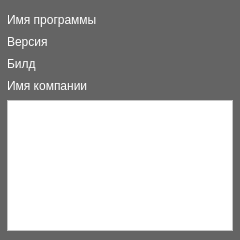
The window that aboutdialog.ui (Limows/LimFTPClient_S60) describes before a commit, drawn with Qt 5.
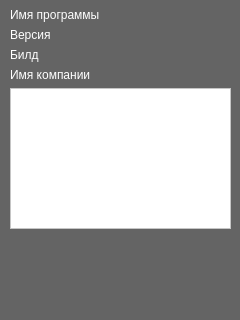
The same window after the commit. Icons and pictures are not drawn.

```diff
--- a/aboutdialog.ui
+++ b/aboutdialog.ui
@@ -7,7 +7,7 @@
     <x>0</x>
     <y>0</y>
     <width>240</width>
-    <height>240</height>
+    <height>320</height>
    </rect>
   </property>
   <property name="minimumSize">
@@ -438,485 +438,540 @@
    <iconset resource="Resources.rc">
     <normaloff>:/icons/logo.ico</normaloff>:/icons/logo.ico</iconset>
   </property>
-  <widget class="QLabel" name="labelVersion">
+  <widget class="QWidget" name="gridLayoutWidget">
    <property name="geometry">
     <rect>
-     <x>7</x>
-     <y>32</y>
-     <width>200</width>
-     <height>20</height>
+     <x>0</x>
+     <y>-2</y>
+     <width>241</width>
+     <height>321</height>
     </rect>
    </property>
-   <property name="text">
-    <string>Версия</string>
-   </property>
-  </widget>
-  <widget class="QLabel" name="labelBuild">
-   <property name="geometry">
-    <rect>
-     <x>7</x>
-     <y>54</y>
-     <width>200</width>
-     <height>20</height>
-    </rect>
-   </property>
-   <property name="text">
-    <string>Билд</string>
-   </property>
-  </widget>
-  <widget class="QLabel" name="labelProductName">
-   <property name="geometry">
-    <rect>
-     <x>7</x>
-     <y>10</y>
-     <width>200</width>
-     <height>20</height>
-    </rect>
-   </property>
-   <property name="text">
-    <string>Имя программы</string>
-   </property>
-  </widget>
-  <widget class="QLabel" name="labelCompanyName">
-   <property name="geometry">
-    <rect>
-     <x>7</x>
-     <y>76</y>
-     <width>200</width>
-     <height>20</height>
-    </rect>
-   </property>
-   <property name="text">
-    <string>Имя компании</string>
-   </property>
-  </widget>
-  <widget class="QTextEdit" name="textBoxDescription">
-   <property name="geometry">
-    <rect>
-     <x>7</x>
-     <y>100</y>
-     <width>226</width>
-     <height>131</height>
-    </rect>
-   </property>
-   <property name="palette">
-    <palette>
-     <active>
-      <colorrole role="WindowText">
-       <brush brushstyle="SolidPattern">
-        <color alpha="255">
-         <red>0</red>
-         <green>0</green>
-         <blue>0</blue>
-        </color>
-       </brush>
-      </colorrole>
-      <colorrole role="Button">
-       <brush brushstyle="SolidPattern">
-        <color alpha="255">
-         <red>255</red>
-         <green>255</green>
-         <blue>255</blue>
-        </color>
-       </brush>
-      </colorrole>
-      <colorrole role="Light">
-       <brush brushstyle="SolidPattern">
-        <color alpha="255">
-         <red>255</red>
-         <green>255</green>
-         <blue>255</blue>
-        </color>
-       </brush>
-      </colorrole>
-      <colorrole role="Midlight">
-       <brush brushstyle="SolidPattern">
-        <color alpha="255">
-         <red>255</red>
-         <green>255</green>
-         <blue>255</blue>
-        </color>
-       </brush>
-      </colorrole>
-      <colorrole role="Dark">
-       <brush brushstyle="SolidPattern">
-        <color alpha="255">
-         <red>127</red>
-         <green>127</green>
-         <blue>127</blue>
-        </color>
-       </brush>
-      </colorrole>
-      <colorrole role="Mid">
-       <brush brushstyle="SolidPattern">
-        <color alpha="255">
-         <red>170</red>
-         <green>170</green>
-         <blue>170</blue>
-        </color>
-       </brush>
-      </colorrole>
-      <colorrole role="Text">
-       <brush brushstyle="SolidPattern">
-        <color alpha="255">
-         <red>0</red>
-         <green>0</green>
-         <blue>0</blue>
-        </color>
-       </brush>
-      </colorrole>
-      <colorrole role="BrightText">
-       <brush brushstyle="SolidPattern">
-        <color alpha="255">
-         <red>255</red>
-         <green>255</green>
-         <blue>255</blue>
-        </color>
-       </brush>
-      </colorrole>
-      <colorrole role="ButtonText">
-       <brush brushstyle="SolidPattern">
-        <color alpha="255">
-         <red>0</red>
-         <green>0</green>
-         <blue>0</blue>
-        </color>
-       </brush>
-      </colorrole>
-      <colorrole role="Base">
-       <brush brushstyle="SolidPattern">
-        <color alpha="255">
-         <red>255</red>
-         <green>255</green>
-         <blue>255</blue>
-        </color>
-       </brush>
-      </colorrole>
-      <colorrole role="Window">
-       <brush brushstyle="SolidPattern">
-        <color alpha="255">
-         <red>255</red>
-         <green>255</green>
-         <blue>255</blue>
-        </color>
-       </brush>
-      </colorrole>
-      <colorrole role="Shadow">
-       <brush brushstyle="SolidPattern">
-        <color alpha="255">
-         <red>0</red>
-         <green>0</green>
-         <blue>0</blue>
-        </color>
-       </brush>
-      </colorrole>
-      <colorrole role="AlternateBase">
-       <brush brushstyle="SolidPattern">
-        <color alpha="255">
-         <red>255</red>
-         <green>255</green>
-         <blue>255</blue>
-        </color>
-       </brush>
-      </colorrole>
-      <colorrole role="ToolTipBase">
-       <brush brushstyle="SolidPattern">
-        <color alpha="255">
-         <red>255</red>
-         <green>255</green>
-         <blue>220</blue>
-        </color>
-       </brush>
-      </colorrole>
-      <colorrole role="ToolTipText">
-       <brush brushstyle="SolidPattern">
-        <color alpha="255">
-         <red>0</red>
-         <green>0</green>
-         <blue>0</blue>
-        </color>
-       </brush>
-      </colorrole>
-     </active>
-     <inactive>
-      <colorrole role="WindowText">
-       <brush brushstyle="SolidPattern">
-        <color alpha="255">
-         <red>0</red>
-         <green>0</green>
-         <blue>0</blue>
-        </color>
-       </brush>
-      </colorrole>
-      <colorrole role="Button">
-       <brush brushstyle="SolidPattern">
-        <color alpha="255">
-         <red>255</red>
-         <green>255</green>
-         <blue>255</blue>
-        </color>
-       </brush>
-      </colorrole>
-      <colorrole role="Light">
-       <brush brushstyle="SolidPattern">
-        <color alpha="255">
-         <red>255</red>
-         <green>255</green>
-         <blue>255</blue>
-        </color>
-       </brush>
-      </colorrole>
-      <colorrole role="Midlight">
-       <brush brushstyle="SolidPattern">
-        <color alpha="255">
-         <red>255</red>
-         <green>255</green>
-         <blue>255</blue>
-        </color>
-       </brush>
-      </colorrole>
-      <colorrole role="Dark">
-       <brush brushstyle="SolidPattern">
-        <color alpha="255">
-         <red>127</red>
-         <green>127</green>
-         <blue>127</blue>
-        </color>
-       </brush>
-      </colorrole>
-      <colorrole role="Mid">
-       <brush brushstyle="SolidPattern">
-        <color alpha="255">
-         <red>170</red>
-         <green>170</green>
-         <blue>170</blue>
-        </color>
-       </brush>
-      </colorrole>
-      <colorrole role="Text">
-       <brush brushstyle="SolidPattern">
-        <color alpha="255">
-         <red>0</red>
-         <green>0</green>
-         <blue>0</blue>
-        </color>
-       </brush>
-      </colorrole>
-      <colorrole role="BrightText">
-       <brush brushstyle="SolidPattern">
-        <color alpha="255">
-         <red>255</red>
-         <green>255</green>
-         <blue>255</blue>
-        </color>
-       </brush>
-      </colorrole>
-      <colorrole role="ButtonText">
-       <brush brushstyle="SolidPattern">
-        <color alpha="255">
-         <red>0</red>
-         <green>0</green>
-         <blue>0</blue>
-        </color>
-       </brush>
-      </colorrole>
-      <colorrole role="Base">
-       <brush brushstyle="SolidPattern">
-        <color alpha="255">
-         <red>255</red>
-         <green>255</green>
-         <blue>255</blue>
-        </color>
-       </brush>
-      </colorrole>
-      <colorrole role="Window">
-       <brush brushstyle="SolidPattern">
-        <color alpha="255">
-         <red>255</red>
-         <green>255</green>
-         <blue>255</blue>
-        </color>
-       </brush>
-      </colorrole>
-      <colorrole role="Shadow">
-       <brush brushstyle="SolidPattern">
-        <color alpha="255">
-         <red>0</red>
-         <green>0</green>
-         <blue>0</blue>
-        </color>
-       </brush>
-      </colorrole>
-      <colorrole role="AlternateBase">
-       <brush brushstyle="SolidPattern">
-        <color alpha="255">
-         <red>255</red>
-         <green>255</green>
-         <blue>255</blue>
-        </color>
-       </brush>
-      </colorrole>
-      <colorrole role="ToolTipBase">
-       <brush brushstyle="SolidPattern">
-        <color alpha="255">
-         <red>255</red>
-         <green>255</green>
-         <blue>220</blue>
-        </color>
-       </brush>
-      </colorrole>
-      <colorrole role="ToolTipText">
-       <brush brushstyle="SolidPattern">
-        <color alpha="255">
-         <red>0</red>
-         <green>0</green>
-         <blue>0</blue>
-        </color>
-       </brush>
-      </colorrole>
-     </inactive>
-     <disabled>
-      <colorrole role="WindowText">
-       <brush brushstyle="SolidPattern">
-        <color alpha="255">
-         <red>127</red>
-         <green>127</green>
-         <blue>127</blue>
-        </color>
-       </brush>
-      </colorrole>
-      <colorrole role="Button">
-       <brush brushstyle="SolidPattern">
-        <color alpha="255">
-         <red>255</red>
-         <green>255</green>
-         <blue>255</blue>
-        </color>
-       </brush>
-      </colorrole>
-      <colorrole role="Light">
-       <brush brushstyle="SolidPattern">
-        <color alpha="255">
-         <red>255</red>
-         <green>255</green>
-         <blue>255</blue>
-        </color>
-       </brush>
-      </colorrole>
-      <colorrole role="Midlight">
-       <brush brushstyle="SolidPattern">
-        <color alpha="255">
-         <red>255</red>
-         <green>255</green>
-         <blue>255</blue>
-        </color>
-       </brush>
-      </colorrole>
-      <colorrole role="Dark">
-       <brush brushstyle="SolidPattern">
-        <color alpha="255">
-         <red>127</red>
-         <green>127</green>
-         <blue>127</blue>
-        </color>
-       </brush>
-      </colorrole>
-      <colorrole role="Mid">
-       <brush brushstyle="SolidPattern">
-        <color alpha="255">
-         <red>170</red>
-         <green>170</green>
-         <blue>170</blue>
-        </color>
-       </brush>
-      </colorrole>
-      <colorrole role="Text">
-       <brush brushstyle="SolidPattern">
-        <color alpha="255">
-         <red>127</red>
-         <green>127</green>
-         <blue>127</blue>
-        </color>
-       </brush>
-      </colorrole>
-      <colorrole role="BrightText">
-       <brush brushstyle="SolidPattern">
-        <color alpha="255">
-         <red>255</red>
-         <green>255</green>
-         <blue>255</blue>
-        </color>
-       </brush>
-      </colorrole>
-      <colorrole role="ButtonText">
-       <brush brushstyle="SolidPattern">
-        <color alpha="255">
-         <red>127</red>
-         <green>127</green>
-         <blue>127</blue>
-        </color>
-       </brush>
-      </colorrole>
-      <colorrole role="Base">
-       <brush brushstyle="SolidPattern">
-        <color alpha="255">
-         <red>255</red>
-         <green>255</green>
-         <blue>255</blue>
-        </color>
-       </brush>
-      </colorrole>
-      <colorrole role="Window">
-       <brush brushstyle="SolidPattern">
-        <color alpha="255">
-         <red>255</red>
-         <green>255</green>
-         <blue>255</blue>
-        </color>
-       </brush>
-      </colorrole>
-      <colorrole role="Shadow">
-       <brush brushstyle="SolidPattern">
-        <color alpha="255">
-         <red>0</red>
-         <green>0</green>
-         <blue>0</blue>
-        </color>
-       </brush>
-      </colorrole>
-      <colorrole role="AlternateBase">
-       <brush brushstyle="SolidPattern">
-        <color alpha="255">
-         <red>255</red>
-         <green>255</green>
-         <blue>255</blue>
-        </color>
-       </brush>
-      </colorrole>
-      <colorrole role="ToolTipBase">
-       <brush brushstyle="SolidPattern">
-        <color alpha="255">
-         <red>255</red>
-         <green>255</green>
-         <blue>220</blue>
-        </color>
-       </brush>
-      </colorrole>
-      <colorrole role="ToolTipText">
-       <brush brushstyle="SolidPattern">
-        <color alpha="255">
-         <red>0</red>
-         <green>0</green>
-         <blue>0</blue>
-        </color>
-       </brush>
-      </colorrole>
-     </disabled>
-    </palette>
-   </property>
-   <property name="readOnly">
-    <bool>true</bool>
-   </property>
+   <layout class="QGridLayout" name="GridLayout">
+    <property name="bottomMargin">
+     <number>80</number>
+    </property>
+    <property name="horizontalSpacing">
+     <number>0</number>
+    </property>
+    <property name="verticalSpacing">
+     <number>6</number>
+    </property>
+    <item row="6" column="1">
+     <widget class="QTextEdit" name="textBoxDescription">
+      <property name="palette">
+       <palette>
+        <active>
+         <colorrole role="WindowText">
+          <brush brushstyle="SolidPattern">
+           <color alpha="255">
+            <red>0</red>
+            <green>0</green>
+            <blue>0</blue>
+           </color>
+          </brush>
+         </colorrole>
+         <colorrole role="Button">
+          <brush brushstyle="SolidPattern">
+           <color alpha="255">
+            <red>255</red>
+            <green>255</green>
+            <blue>255</blue>
+           </color>
+          </brush>
+         </colorrole>
+         <colorrole role="Light">
+          <brush brushstyle="SolidPattern">
+           <color alpha="255">
+            <red>255</red>
+            <green>255</green>
+            <blue>255</blue>
+           </color>
+          </brush>
+         </colorrole>
+         <colorrole role="Midlight">
+          <brush brushstyle="SolidPattern">
+           <color alpha="255">
+            <red>255</red>
+            <green>255</green>
+            <blue>255</blue>
+           </color>
+          </brush>
+         </colorrole>
+         <colorrole role="Dark">
+          <brush brushstyle="SolidPattern">
+           <color alpha="255">
+            <red>127</red>
+            <green>127</green>
+            <blue>127</blue>
+           </color>
+          </brush>
+         </colorrole>
+         <colorrole role="Mid">
+          <brush brushstyle="SolidPattern">
+           <color alpha="255">
+            <red>170</red>
+            <green>170</green>
+            <blue>170</blue>
+           </color>
+          </brush>
+         </colorrole>
+         <colorrole role="Text">
+          <brush brushstyle="SolidPattern">
+           <color alpha="255">
+            <red>0</red>
+            <green>0</green>
+            <blue>0</blue>
+           </color>
+          </brush>
+         </colorrole>
+         <colorrole role="BrightText">
+          <brush brushstyle="SolidPattern">
+           <color alpha="255">
+            <red>255</red>
+            <green>255</green>
+            <blue>255</blue>
+           </color>
+          </brush>
+         </colorrole>
+         <colorrole role="ButtonText">
+          <brush brushstyle="SolidPattern">
+           <color alpha="255">
+            <red>0</red>
+            <green>0</green>
+            <blue>0</blue>
+           </color>
+          </brush>
+         </colorrole>
+         <colorrole role="Base">
+          <brush brushstyle="SolidPattern">
+           <color alpha="255">
+            <red>255</red>
+            <green>255</green>
+            <blue>255</blue>
+           </color>
+          </brush>
+         </colorrole>
+         <colorrole role="Window">
+          <brush brushstyle="SolidPattern">
+           <color alpha="255">
+            <red>255</red>
+            <green>255</green>
+            <blue>255</blue>
+           </color>
+          </brush>
+         </colorrole>
+         <colorrole role="Shadow">
+          <brush brushstyle="SolidPattern">
+           <color alpha="255">
+            <red>0</red>
+            <green>0</green>
+            <blue>0</blue>
+           </color>
+          </brush>
+         </colorrole>
+         <colorrole role="AlternateBase">
+          <brush brushstyle="SolidPattern">
+           <color alpha="255">
+            <red>255</red>
+            <green>255</green>
+            <blue>255</blue>
+           </color>
+          </brush>
+         </colorrole>
+         <colorrole role="ToolTipBase">
+          <brush brushstyle="SolidPattern">
+           <color alpha="255">
+            <red>255</red>
+            <green>255</green>
+            <blue>220</blue>
+           </color>
+          </brush>
+         </colorrole>
+         <colorrole role="ToolTipText">
+          <brush brushstyle="SolidPattern">
+           <color alpha="255">
+            <red>0</red>
+            <green>0</green>
+            <blue>0</blue>
+           </color>
+          </brush>
+         </colorrole>
+        </active>
+        <inactive>
+         <colorrole role="WindowText">
+          <brush brushstyle="SolidPattern">
+           <color alpha="255">
+            <red>0</red>
+            <green>0</green>
+            <blue>0</blue>
+           </color>
+          </brush>
+         </colorrole>
+         <colorrole role="Button">
+          <brush brushstyle="SolidPattern">
+           <color alpha="255">
+            <red>255</red>
+            <green>255</green>
+            <blue>255</blue>
+           </color>
+          </brush>
+         </colorrole>
+         <colorrole role="Light">
+          <brush brushstyle="SolidPattern">
+           <color alpha="255">
+            <red>255</red>
+            <green>255</green>
+            <blue>255</blue>
+           </color>
+          </brush>
+         </colorrole>
+         <colorrole role="Midlight">
+          <brush brushstyle="SolidPattern">
+           <color alpha="255">
+            <red>255</red>
+            <green>255</green>
+            <blue>255</blue>
+           </color>
+          </brush>
+         </colorrole>
+         <colorrole role="Dark">
+          <brush brushstyle="SolidPattern">
+           <color alpha="255">
+            <red>127</red>
+            <green>127</green>
+            <blue>127</blue>
+           </color>
+          </brush>
+         </colorrole>
+         <colorrole role="Mid">
+          <brush brushstyle="SolidPattern">
+           <color alpha="255">
+            <red>170</red>
+            <green>170</green>
+            <blue>170</blue>
+           </color>
+          </brush>
+         </colorrole>
+         <colorrole role="Text">
+          <brush brushstyle="SolidPattern">
+           <color alpha="255">
+            <red>0</red>
+            <green>0</green>
+            <blue>0</blue>
+           </color>
+          </brush>
+         </colorrole>
+         <colorrole role="BrightText">
+          <brush brushstyle="SolidPattern">
+           <color alpha="255">
+            <red>255</red>
+            <green>255</green>
+            <blue>255</blue>
+           </color>
+          </brush>
+         </colorrole>
+         <colorrole role="ButtonText">
+          <brush brushstyle="SolidPattern">
+           <color alpha="255">
+            <red>0</red>
+            <green>0</green>
+            <blue>0</blue>
+           </color>
+          </brush>
+         </colorrole>
+         <colorrole role="Base">
+          <brush brushstyle="SolidPattern">
+           <color alpha="255">
+            <red>255</red>
+            <green>255</green>
+            <blue>255</blue>
+           </color>
+          </brush>
+         </colorrole>
+         <colorrole role="Window">
+          <brush brushstyle="SolidPattern">
+           <color alpha="255">
+            <red>255</red>
+            <green>255</green>
+            <blue>255</blue>
+           </color>
+          </brush>
+         </colorrole>
+         <colorrole role="Shadow">
+          <brush brushstyle="SolidPattern">
+           <color alpha="255">
+            <red>0</red>
+            <green>0</green>
+            <blue>0</blue>
+           </color>
+          </brush>
+         </colorrole>
+         <colorrole role="AlternateBase">
+          <brush brushstyle="SolidPattern">
+           <color alpha="255">
+            <red>255</red>
+            <green>255</green>
+            <blue>255</blue>
+           </color>
+          </brush>
+         </colorrole>
+         <colorrole role="ToolTipBase">
+          <brush brushstyle="SolidPattern">
+           <color alpha="255">
+            <red>255</red>
+            <green>255</green>
+            <blue>220</blue>
+           </color>
+          </brush>
+         </colorrole>
+         <colorrole role="ToolTipText">
+          <brush brushstyle="SolidPattern">
+           <color alpha="255">
+            <red>0</red>
+            <green>0</green>
+            <blue>0</blue>
+           </color>
+          </brush>
+         </colorrole>
+        </inactive>
+        <disabled>
+         <colorrole role="WindowText">
+          <brush brushstyle="SolidPattern">
+           <color alpha="255">
+            <red>127</red>
+            <green>127</green>
+            <blue>127</blue>
+           </color>
+          </brush>
+         </colorrole>
+         <colorrole role="Button">
+          <brush brushstyle="SolidPattern">
+           <color alpha="255">
+            <red>255</red>
+            <green>255</green>
+            <blue>255</blue>
+           </color>
+          </brush>
+         </colorrole>
+         <colorrole role="Light">
+          <brush brushstyle="SolidPattern">
+           <color alpha="255">
+            <red>255</red>
+            <green>255</green>
+            <blue>255</blue>
+           </color>
+          </brush>
+         </colorrole>
+         <colorrole role="Midlight">
+          <brush brushstyle="SolidPattern">
+           <color alpha="255">
+            <red>255</red>
+            <green>255</green>
+            <blue>255</blue>
+           </color>
+          </brush>
+         </colorrole>
+         <colorrole role="Dark">
+          <brush brushstyle="SolidPattern">
+           <color alpha="255">
+            <red>127</red>
+            <green>127</green>
+            <blue>127</blue>
+           </color>
+          </brush>
+         </colorrole>
+         <colorrole role="Mid">
+          <brush brushstyle="SolidPattern">
+           <color alpha="255">
+            <red>170</red>
+            <green>170</green>
+            <blue>170</blue>
+           </color>
+          </brush>
+         </colorrole>
+         <colorrole role="Text">
+          <brush brushstyle="SolidPattern">
+           <color alpha="255">
+            <red>127</red>
+            <green>127</green>
+            <blue>127</blue>
+           </color>
+          </brush>
+         </colorrole>
+         <colorrole role="BrightText">
+          <brush brushstyle="SolidPattern">
+           <color alpha="255">
+            <red>255</red>
+            <green>255</green>
+            <blue>255</blue>
+           </color>
+          </brush>
+         </colorrole>
+         <colorrole role="ButtonText">
+          <brush brushstyle="SolidPattern">
+           <color alpha="255">
+            <red>127</red>
+            <green>127</green>
+            <blue>127</blue>
+           </color>
+          </brush>
+         </colorrole>
+         <colorrole role="Base">
+          <brush brushstyle="SolidPattern">
+           <color alpha="255">
+            <red>255</red>
+            <green>255</green>
+            <blue>255</blue>
+           </color>
+          </brush>
+         </colorrole>
+         <colorrole role="Window">
+          <brush brushstyle="SolidPattern">
+           <color alpha="255">
+            <red>255</red>
+            <green>255</green>
+            <blue>255</blue>
+           </color>
+          </brush>
+         </colorrole>
+         <colorrole role="Shadow">
+          <brush brushstyle="SolidPattern">
+           <color alpha="255">
+            <red>0</red>
+            <green>0</green>
+            <blue>0</blue>
+           </color>
+          </brush>
+         </colorrole>
+         <colorrole role="AlternateBase">
+          <brush brushstyle="SolidPattern">
+           <color alpha="255">
+            <red>255</red>
+            <green>255</green>
+            <blue>255</blue>
+           </color>
+          </brush>
+         </colorrole>
+         <colorrole role="ToolTipBase">
+          <brush brushstyle="SolidPattern">
+           <color alpha="255">
+            <red>255</red>
+            <green>255</green>
+            <blue>220</blue>
+           </color>
+          </brush>
+         </colorrole>
+         <colorrole role="ToolTipText">
+          <brush brushstyle="SolidPattern">
+           <color alpha="255">
+            <red>0</red>
+            <green>0</green>
+            <blue>0</blue>
+           </color>
+          </brush>
+         </colorrole>
+        </disabled>
+       </palette>
+      </property>
+      <property name="readOnly">
+       <bool>true</bool>
+      </property>
+     </widget>
+    </item>
+    <item row="5" column="1">
+     <widget class="QLabel" name="labelCompanyName">
+      <property name="text">
+       <string>Имя компании</string>
+      </property>
+     </widget>
+    </item>
+    <item row="4" column="1">
+     <widget class="QLabel" name="labelBuild">
+      <property name="text">
+       <string>Билд</string>
+      </property>
+     </widget>
+    </item>
+    <item row="1" column="1">
+     <widget class="QLabel" name="labelProductName">
+      <property name="text">
+       <string>Имя программы</string>
+      </property>
+     </widget>
+    </item>
+    <item row="3" column="1">
+     <widget class="QLabel" name="labelVersion">
+      <property name="text">
+       <string>Версия</string>
+      </property>
+     </widget>
+    </item>
+    <item row="6" column="0">
+     <spacer name="LeftSpacer">
+      <property name="orientation">
+       <enum>Qt::Horizontal</enum>
+      </property>
+      <property name="sizeType">
+       <enum>QSizePolicy::Minimum</enum>
+      </property>
+      <property name="sizeHint" stdset="0">
+       <size>
+        <width>10</width>
+        <height>20</height>
+       </size>
+      </property>
+     </spacer>
+    </item>
+    <item row="6" column="2">
+     <spacer name="RightSpacer">
+      <property name="orientation">
+       <enum>Qt::Horizontal</enum>
+      </property>
+      <property name="sizeType">
+       <enum>QSizePolicy::Minimum</enum>
+      </property>
+      <property name="sizeHint" stdset="0">
+       <size>
+        <width>10</width>
+        <height>20</height>
+       </size>
+      </property>
+     </spacer>
+    </item>
+    <item row="7" column="1">
+     <spacer name="BottomSpacer">
+      <property name="orientation">
+       <enum>Qt::Vertical</enum>
+      </property>
+      <property name="sizeType">
+       <enum>QSizePolicy::Minimum</enum>
+      </property>
+      <property name="sizeHint" stdset="0">
+       <size>
+        <width>20</width>
+        <height>10</height>
+       </size>
+      </property>
+     </spacer>
+    </item>
+    <item row="0" column="1">
+     <spacer name="TopSpacer">
+      <property name="orientation">
+       <enum>Qt::Vertical</enum>
+      </property>
+      <property name="sizeType">
+       <enum>QSizePolicy::Minimum</enum>
+      </property>
+      <property name="sizeHint" stdset="0">
+       <size>
+        <width>20</width>
+        <height>10</height>
+       </size>
+      </property>
+     </spacer>
+    </item>
+   </layout>
   </widget>
   <action name="ExitAction">
    <property name="text">
```
